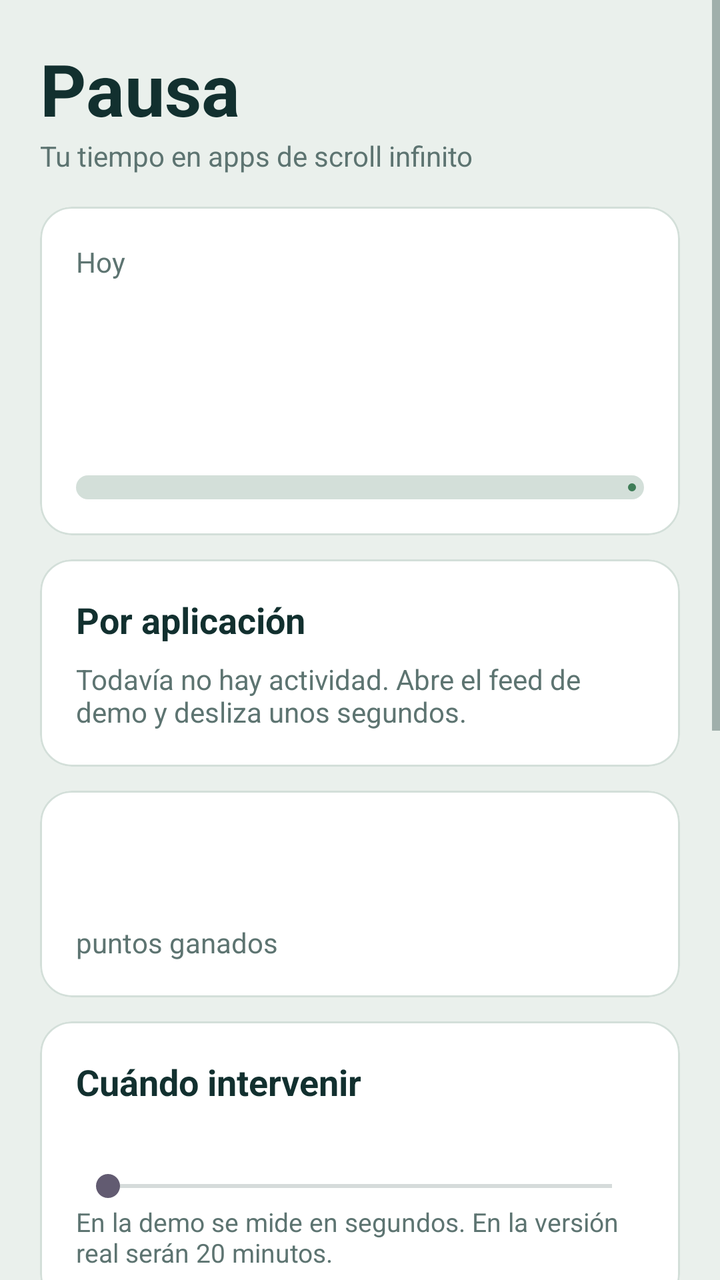
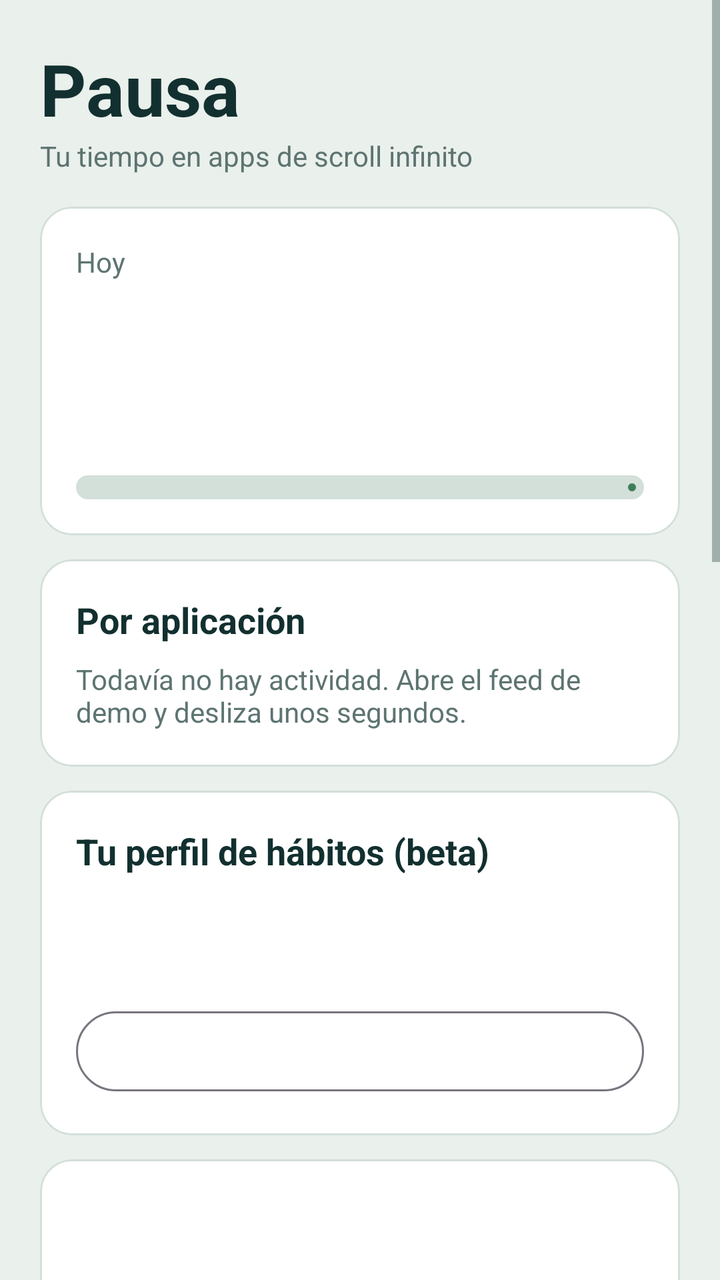

Two renders of the same Android screen: before a commit and after it. Below are the layout's source before the change and the commit's diff.
<!-- AndroidManifest.xml: application theme Theme.Pausa -->
<!-- res/layout/activity_main.xml -->
<?xml version="1.0" encoding="utf-8"?>
<ScrollView xmlns:android="http://schemas.android.com/apk/res/android"
    xmlns:app="http://schemas.android.com/apk/res-auto"
    android:layout_width="match_parent"
    android:layout_height="match_parent"
    android:background="@color/bg"
    android:clipToPadding="false"
    android:fitsSystemWindows="true">

    <LinearLayout
        android:layout_width="match_parent"
        android:layout_height="wrap_content"
        android:orientation="vertical"
        android:padding="20dp">

        <TextView
            android:layout_width="wrap_content"
            android:layout_height="wrap_content"
            android:text="Pausa"
            android:textColor="@color/text"
            android:textSize="36sp"
            android:textStyle="bold" />

        <TextView
            android:layout_width="wrap_content"
            android:layout_height="wrap_content"
            android:layout_marginBottom="16dp"
            android:text="Tu tiempo en apps de scroll infinito"
            android:textColor="@color/muted" />

        
        <com.google.android.material.card.MaterialCardView
            android:layout_width="match_parent"
            android:layout_height="wrap_content"
            android:layout_marginBottom="12dp"
            app:cardBackgroundColor="@color/card"
            app:cardCornerRadius="16dp"
            app:cardElevation="0dp"
            app:strokeColor="@color/line"
            app:strokeWidth="1dp">

            <LinearLayout
                android:layout_width="match_parent"
                android:layout_height="wrap_content"
                android:orientation="vertical"
                android:padding="18dp">

                <TextView
                    android:layout_width="wrap_content"
                    android:layout_height="wrap_content"
                    android:text="Hoy"
                    android:textColor="@color/muted" />

                <TextView
                    android:id="@+id/tvTotal"
                    android:layout_width="wrap_content"
                    android:layout_height="wrap_content"
                    android:textColor="@color/text"
                    android:textSize="48sp"
                    android:textStyle="bold" />

                <TextView
                    android:id="@+id/tvGoal"
                    android:layout_width="wrap_content"
                    android:layout_height="wrap_content"
                    android:textColor="@color/muted" />

                <com.google.android.material.progressindicator.LinearProgressIndicator
                    android:id="@+id/progress"
                    android:layout_width="match_parent"
                    android:layout_height="wrap_content"
                    android:layout_marginTop="14dp"
                    android:max="100"
                    app:indicatorColor="@color/moss"
                    app:trackColor="@color/line"
                    app:trackCornerRadius="6dp"
                    app:trackThickness="12dp" />
            </LinearLayout>
        </com.google.android.material.card.MaterialCardView>

        
        <com.google.android.material.card.MaterialCardView
            android:layout_width="match_parent"
            android:layout_height="wrap_content"
            android:layout_marginBottom="12dp"
            app:cardBackgroundColor="@color/card"
            app:cardCornerRadius="16dp"
            app:cardElevation="0dp"
            app:strokeColor="@color/line"
            app:strokeWidth="1dp">

            <LinearLayout
                android:layout_width="match_parent"
                android:layout_height="wrap_content"
                android:orientation="vertical"
                android:padding="18dp">

                <TextView
                    android:layout_width="wrap_content"
                    android:layout_height="wrap_content"
                    android:text="Por aplicación"
                    android:textColor="@color/text"
                    android:textSize="18sp"
                    android:textStyle="bold" />

                <LinearLayout
                    android:id="@+id/llApps"
                    android:layout_width="match_parent"
                    android:layout_height="wrap_content"
                    android:orientation="vertical" />

                <TextView
                    android:id="@+id/tvEmpty"
                    android:layout_width="match_parent"
                    android:layout_height="wrap_content"
                    android:layout_marginTop="8dp"
                    android:text="Todavía no hay actividad. Abre el feed de demo y desliza unos segundos."
                    android:textColor="@color/muted" />
            </LinearLayout>
        </com.google.android.material.card.MaterialCardView>

        
        <com.google.android.material.card.MaterialCardView
            android:layout_width="match_parent"
            android:layout_height="wrap_content"
            android:layout_marginBottom="12dp"
            app:cardBackgroundColor="@color/card"
            app:cardCornerRadius="16dp"
            app:cardElevation="0dp"
            app:strokeColor="@color/line"
            app:strokeWidth="1dp">

            <LinearLayout
                android:layout_width="match_parent"
                android:layout_height="wrap_content"
                android:gravity="center_vertical"
                android:orientation="horizontal"
                android:padding="18dp">

                <LinearLayout
                    android:layout_width="0dp"
                    android:layout_height="wrap_content"
                    android:layout_weight="1"
                    android:orientation="vertical">

                    <TextView
                        android:id="@+id/tvPoints"
                        android:layout_width="wrap_content"
                        android:layout_height="wrap_content"
                        android:textColor="@color/moss"
                        android:textSize="36sp"
                        android:textStyle="bold" />

                    <TextView
                        android:layout_width="wrap_content"
                        android:layout_height="wrap_content"
                        android:text="puntos ganados"
                        android:textColor="@color/muted" />
                </LinearLayout>

                <TextView
                    android:id="@+id/tvClosed"
                    android:layout_width="wrap_content"
                    android:layout_height="wrap_content"
                    android:gravity="end"
                    android:textColor="@color/text" />
            </LinearLayout>
        </com.google.android.material.card.MaterialCardView>

        
        <com.google.android.material.card.MaterialCardView
            android:layout_width="match_parent"
            android:layout_height="wrap_content"
            android:layout_marginBottom="12dp"
            app:cardBackgroundColor="@color/card"
            app:cardCornerRadius="16dp"
            app:cardElevation="0dp"
            app:strokeColor="@color/line"
            app:strokeWidth="1dp">

            <LinearLayout
                android:layout_width="match_parent"
                android:layout_height="wrap_content"
                android:orientation="vertical"
                android:padding="18dp">

                <TextView
                    android:layout_width="wrap_content"
                    android:layout_height="wrap_content"
                    android:text="Cuándo intervenir"
                    android:textColor="@color/text"
                    android:textSize="18sp"
                    android:textStyle="bold" />

                <TextView
                    android:id="@+id/tvTh"
                    android:layout_width="wrap_content"
                    android:layout_height="wrap_content"
                    android:layout_marginTop="4dp"
                    android:textColor="@color/text" />

                <SeekBar
                    android:id="@+id/seekTh"
                    android:layout_width="match_parent"
                    android:layout_height="wrap_content"
                    android:layout_marginTop="8dp"
                    android:max="50" />

                <TextView
                    android:layout_width="wrap_content"
                    android:layout_height="wrap_content"
                    android:text="En la demo se mide en segundos. En la versión real serán 20 minutos."
                    android:textColor="@color/muted"
                    android:textSize="13sp" />
            </LinearLayout>
        </com.google.android.material.card.MaterialCardView>

        
        <com.google.android.material.card.MaterialCardView
            android:layout_width="match_parent"
            android:layout_height="wrap_content"
            android:layout_marginBottom="12dp"
            app:cardBackgroundColor="@color/card"
            app:cardCornerRadius="16dp"
            app:cardElevation="0dp"
            app:strokeColor="@color/line"
            app:strokeWidth="1dp">

            <LinearLayout
                android:layout_width="match_parent"
                android:layout_height="wrap_content"
                android:orientation="vertical"
                android:padding="18dp">

                <TextView
                    android:layout_width="wrap_content"
                    android:layout_height="wrap_content"
                    android:text="Permisos"
                    android:textColor="@color/text"
                    android:textSize="18sp"
                    android:textStyle="bold" />

                <TextView
                    android:id="@+id/tvStatusA11y"
                    android:layout_width="wrap_content"
                    android:layout_height="wrap_content"
                    android:layout_marginTop="8dp"
                    android:textColor="@color/text" />

                <Button
                    android:id="@+id/btnA11y"
                    style="@style/Widget.Material3.Button.OutlinedButton"
                    android:layout_width="match_parent"
                    android:layout_height="wrap_content"
                    android:text="Activar detección de scroll" />

                <TextView
                    android:id="@+id/tvStatusUsage"
                    android:layout_width="wrap_content"
                    android:layout_height="wrap_content"
                    android:layout_marginTop="8dp"
                    android:textColor="@color/text" />

                <Button
                    android:id="@+id/btnUsage"
                    style="@style/Widget.Material3.Button.OutlinedButton"
                    android:layout_width="match_parent"
                    android:layout_height="wrap_content"
                    android:text="Dar acceso al tiempo de uso" />
            </LinearLayout>
        </com.google.android.material.card.MaterialCardView>

        <Button
            android:id="@+id/btnDemo"
            android:layout_width="match_parent"
            android:layout_height="60dp"
            android:text="Abrir feed de demo"
            android:textSize="16sp" />

        
        <com.google.android.material.card.MaterialCardView
            android:layout_width="match_parent"
            android:layout_height="wrap_content"
            android:layout_marginTop="12dp"
            app:cardBackgroundColor="@color/card"
            app:cardCornerRadius="16dp"
            app:cardElevation="0dp"
            app:strokeColor="@color/line"
            app:strokeWidth="1dp">

            <LinearLayout
                android:layout_width="match_parent"
                android:layout_height="wrap_content"
                android:orientation="vertical"
                android:padding="18dp">

                <TextView
                    android:layout_width="wrap_content"
                    android:layout_height="wrap_content"
                    android:text="Actividad reciente"
                    android:textColor="@color/text"
                    android:textSize="18sp"
                    android:textStyle="bold" />

                <TextView
                    android:id="@+id/tvLog"
                    android:layout_width="match_parent"
                    android:layout_height="wrap_content"
                    android:layout_marginTop="6dp"
                    android:lineSpacingExtra="4dp"
                    android:textColor="@color/muted" />
            </LinearLayout>
        </com.google.android.material.card.MaterialCardView>

        <Button
            android:id="@+id/btnReset"
            style="@style/Widget.Material3.Button.TextButton"
            android:layout_width="match_parent"
            android:layout_height="wrap_content"
            android:layout_marginTop="8dp"
            android:text="Borrar datos de prueba" />
    </LinearLayout>
</ScrollView>
<!-- resources referenced by this layout -->
<resources>
  <color name="bg">#EAF0EC</color>
  <color name="card">#FFFFFF</color>
  <color name="line">#D3DFD9</color>
  <color name="moss">#3F7D58</color>
  <color name="muted">#5D7471</color>
  <color name="text">#12302F</color>
  <style name="Theme.Pausa" parent="Theme.Material3.DayNight.NoActionBar">
          <item name="colorPrimary">@color/moss</item>
          <item name="android:windowBackground">@color/bg</item>
          <item name="android:statusBarColor">@color/bg</item>
          <item name="android:navigationBarColor">@color/bg</item>
          <item name="android:textColorPrimary">@color/text</item>
          <item name="android:textColorSecondary">@color/muted</item>
      </style>
</resources>

<!-- the commit's change to res/layout/activity_main.xml (unified diff, before → after) -->
@@ -28,7 +28,6 @@
             android:text="Tu tiempo en apps de scroll infinito"
             android:textColor="@color/muted" />
 
-        
         <com.google.android.material.card.MaterialCardView
             android:layout_width="match_parent"
             android:layout_height="wrap_content"
@@ -75,10 +74,10 @@
                     app:trackColor="@color/line"
                     app:trackCornerRadius="6dp"
                     app:trackThickness="12dp" />
-            </LinearLayout>
-        </com.google.android.material.card.MaterialCardView>
-
-        
+
+            </LinearLayout>
+        </com.google.android.material.card.MaterialCardView>
+
         <com.google.android.material.card.MaterialCardView
             android:layout_width="match_parent"
             android:layout_height="wrap_content"
@@ -116,78 +115,142 @@
                     android:layout_marginTop="8dp"
                     android:text="Todavía no hay actividad. Abre el feed de demo y desliza unos segundos."
                     android:textColor="@color/muted" />
-            </LinearLayout>
-        </com.google.android.material.card.MaterialCardView>
-
-        
-        <com.google.android.material.card.MaterialCardView
-            android:layout_width="match_parent"
-            android:layout_height="wrap_content"
-            android:layout_marginBottom="12dp"
-            app:cardBackgroundColor="@color/card"
-            app:cardCornerRadius="16dp"
-            app:cardElevation="0dp"
-            app:strokeColor="@color/line"
-            app:strokeWidth="1dp">
-
-            <LinearLayout
-                android:layout_width="match_parent"
-                android:layout_height="wrap_content"
-                android:gravity="center_vertical"
-                android:orientation="horizontal"
+
+            </LinearLayout>
+        </com.google.android.material.card.MaterialCardView>
+
+        <com.google.android.material.card.MaterialCardView
+            android:layout_width="match_parent"
+            android:layout_height="wrap_content"
+            android:layout_marginBottom="12dp"
+            app:cardBackgroundColor="@color/card"
+            app:cardCornerRadius="16dp"
+            app:cardElevation="0dp"
+            app:strokeColor="@color/line"
+            app:strokeWidth="1dp">
+
+            <LinearLayout
+                android:layout_width="match_parent"
+                android:layout_height="wrap_content"
+                android:orientation="vertical"
+                android:padding="18dp">
+
+                <TextView
+                    android:layout_width="wrap_content"
+                    android:layout_height="wrap_content"
+                    android:text="Tu perfil de hábitos (beta)"
+                    android:textColor="@color/text"
+                    android:textSize="18sp"
+                    android:textStyle="bold" />
+
+                <TextView
+                    android:id="@+id/tvProfileName"
+                    android:layout_width="match_parent"
+                    android:layout_height="wrap_content"
+                    android:layout_marginTop="6dp"
+                    android:textColor="@color/moss"
+                    android:textSize="20sp"
+                    android:textStyle="bold" />
+
+                <TextView
+                    android:id="@+id/tvProfileDesc"
+                    android:layout_width="match_parent"
+                    android:layout_height="wrap_content"
+                    android:layout_marginTop="4dp"
+                    android:textColor="@color/muted" />
+
+                <Button
+                    android:id="@+id/btnSurvey"
+                    style="@style/Widget.Material3.Button.OutlinedButton"
+                    android:layout_width="match_parent"
+                    android:layout_height="wrap_content"
+                    android:layout_marginTop="8dp" />
+
+            </LinearLayout>
+        </com.google.android.material.card.MaterialCardView>
+
+        <com.google.android.material.card.MaterialCardView
+            android:layout_width="match_parent"
+            android:layout_height="wrap_content"
+            android:layout_marginBottom="12dp"
+            app:cardBackgroundColor="@color/card"
+            app:cardCornerRadius="16dp"
+            app:cardElevation="0dp"
+            app:strokeColor="@color/line"
+            app:strokeWidth="1dp">
+
+            <LinearLayout
+                android:layout_width="match_parent"
+                android:layout_height="wrap_content"
+                android:orientation="vertical"
                 android:padding="18dp">
 
                 <LinearLayout
-                    android:layout_width="0dp"
-                    android:layout_height="wrap_content"
-                    android:layout_weight="1"
-                    android:orientation="vertical">
+                    android:layout_width="match_parent"
+                    android:layout_height="wrap_content"
+                    android:gravity="center_vertical"
+                    android:orientation="horizontal">
+
+                    <LinearLayout
+                        android:layout_width="0dp"
+                        android:layout_height="wrap_content"
+                        android:layout_weight="1"
+                        android:orientation="vertical">
+
+                        <TextView
+                            android:id="@+id/tvPoints"
+                            android:layout_width="wrap_content"
+                            android:layout_height="wrap_content"
+                            android:textColor="@color/moss"
+                            android:textSize="36sp"
+                            android:textStyle="bold" />
+
+                        <TextView
+                            android:layout_width="wrap_content"
+                            android:layout_height="wrap_content"
+                            android:text="puntos ganados"
+                            android:textColor="@color/muted" />
+                    </LinearLayout>
 
                     <TextView
-                        android:id="@+id/tvPoints"
+                        android:id="@+id/tvClosed"
                         android:layout_width="wrap_content"
                         android:layout_height="wrap_content"
-                        android:textColor="@color/moss"
-                        android:textSize="36sp"
-                        android:textStyle="bold" />
-
-                    <TextView
-                        android:layout_width="wrap_content"
-                        android:layout_height="wrap_content"
-                        android:text="puntos ganados"
-                        android:textColor="@color/muted" />
+                        android:gravity="end"
+                        android:textColor="@color/text" />
                 </LinearLayout>
 
                 <TextView
-                    android:id="@+id/tvClosed"
-                    android:layout_width="wrap_content"
-                    android:layout_height="wrap_content"
-                    android:gravity="end"
+                    android:id="@+id/tvMedals"
+                    android:layout_width="match_parent"
+                    android:layout_height="wrap_content"
+                    android:layout_marginTop="14dp"
+                    android:lineSpacingExtra="6dp"
                     android:textColor="@color/text" />
-            </LinearLayout>
-        </com.google.android.material.card.MaterialCardView>
-
-        
-        <com.google.android.material.card.MaterialCardView
-            android:layout_width="match_parent"
-            android:layout_height="wrap_content"
-            android:layout_marginBottom="12dp"
-            app:cardBackgroundColor="@color/card"
-            app:cardCornerRadius="16dp"
-            app:cardElevation="0dp"
-            app:strokeColor="@color/line"
-            app:strokeWidth="1dp">
-
-            <LinearLayout
-                android:layout_width="match_parent"
-                android:layout_height="wrap_content"
-                android:orientation="vertical"
-                android:padding="18dp">
-
-                <TextView
-                    android:layout_width="wrap_content"
-                    android:layout_height="wrap_content"
-                    android:text="Cuándo intervenir"
+
+            </LinearLayout>
+        </com.google.android.material.card.MaterialCardView>
+
+        <com.google.android.material.card.MaterialCardView
+            android:layout_width="match_parent"
+            android:layout_height="wrap_content"
+            android:layout_marginBottom="12dp"
+            app:cardBackgroundColor="@color/card"
+            app:cardCornerRadius="16dp"
+            app:cardElevation="0dp"
+            app:strokeColor="@color/line"
+            app:strokeWidth="1dp">
+
+            <LinearLayout
+                android:layout_width="match_parent"
+                android:layout_height="wrap_content"
+                android:orientation="vertical"
+                android:padding="18dp">
+
+                <TextView
+                    android:layout_width="wrap_content"
+                    android:layout_height="wrap_content"
+                    android:text="Límites"
                     android:textColor="@color/text"
                     android:textSize="18sp"
                     android:textStyle="bold" />
@@ -196,26 +259,71 @@
                     android:id="@+id/tvTh"
                     android:layout_width="wrap_content"
                     android:layout_height="wrap_content"
-                    android:layout_marginTop="4dp"
+                    android:layout_marginTop="8dp"
                     android:textColor="@color/text" />
 
                 <SeekBar
                     android:id="@+id/seekTh"
                     android:layout_width="match_parent"
                     android:layout_height="wrap_content"
-                    android:layout_marginTop="8dp"
                     android:max="50" />
 
                 <TextView
                     android:layout_width="wrap_content"
                     android:layout_height="wrap_content"
-                    android:text="En la demo se mide en segundos. En la versión real serán 20 minutos."
+                    android:text="En la demo se mide en segundos. En la versión real serán minutos."
                     android:textColor="@color/muted"
                     android:textSize="13sp" />
-            </LinearLayout>
-        </com.google.android.material.card.MaterialCardView>
-
-        
+
+                <TextView
+                    android:id="@+id/tvGoalSet"
+                    android:layout_width="wrap_content"
+                    android:layout_height="wrap_content"
+                    android:layout_marginTop="14dp"
+                    android:textColor="@color/text" />
+
+                <SeekBar
+                    android:id="@+id/seekGoal"
+                    android:layout_width="match_parent"
+                    android:layout_height="wrap_content"
+                    android:max="15" />
+
+            </LinearLayout>
+        </com.google.android.material.card.MaterialCardView>
+
+        <com.google.android.material.card.MaterialCardView
+            android:layout_width="match_parent"
+            android:layout_height="wrap_content"
+            android:layout_marginBottom="12dp"
+            app:cardBackgroundColor="@color/card"
+            app:cardCornerRadius="16dp"
+            app:cardElevation="0dp"
+            app:strokeColor="@color/line"
+            app:strokeWidth="1dp">
+
+            <LinearLayout
+                android:layout_width="match_parent"
+                android:layout_height="wrap_content"
+                android:orientation="vertical"
+                android:padding="18dp">
+
+                <TextView
+                    android:layout_width="wrap_content"
+                    android:layout_height="wrap_content"
+                    android:text="Apps vigiladas"
+                    android:textColor="@color/text"
+                    android:textSize="18sp"
+                    android:textStyle="bold" />
+
+                <LinearLayout
+                    android:id="@+id/llToggles"
+                    android:layout_width="match_parent"
+                    android:layout_height="wrap_content"
+                    android:orientation="vertical" />
+
+            </LinearLayout>
+        </com.google.android.material.card.MaterialCardView>
+
         <com.google.android.material.card.MaterialCardView
             android:layout_width="match_parent"
             android:layout_height="wrap_content"
@@ -267,6 +375,7 @@
                     android:layout_width="match_parent"
                     android:layout_height="wrap_content"
                     android:text="Dar acceso al tiempo de uso" />
+
             </LinearLayout>
         </com.google.android.material.card.MaterialCardView>
 
@@ -277,7 +386,6 @@
             android:text="Abrir feed de demo"
             android:textSize="16sp" />
 
-        
         <com.google.android.material.card.MaterialCardView
             android:layout_width="match_parent"
             android:layout_height="wrap_content"
@@ -309,6 +417,7 @@
                     android:layout_marginTop="6dp"
                     android:lineSpacingExtra="4dp"
                     android:textColor="@color/muted" />
+
             </LinearLayout>
         </com.google.android.material.card.MaterialCardView>
 
